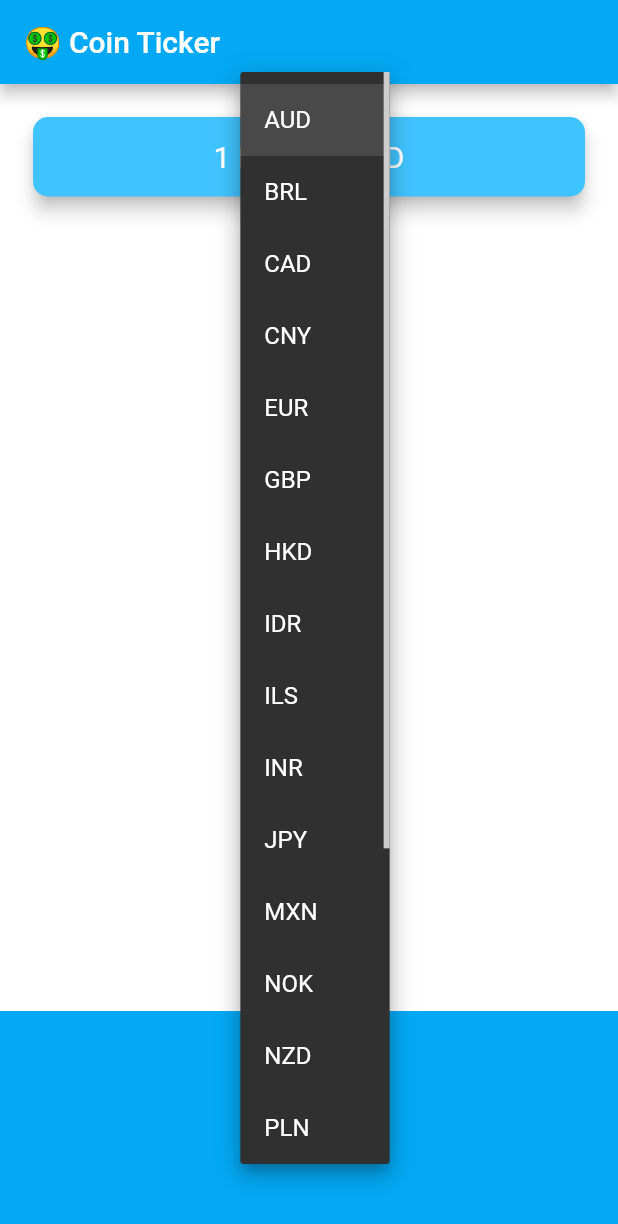
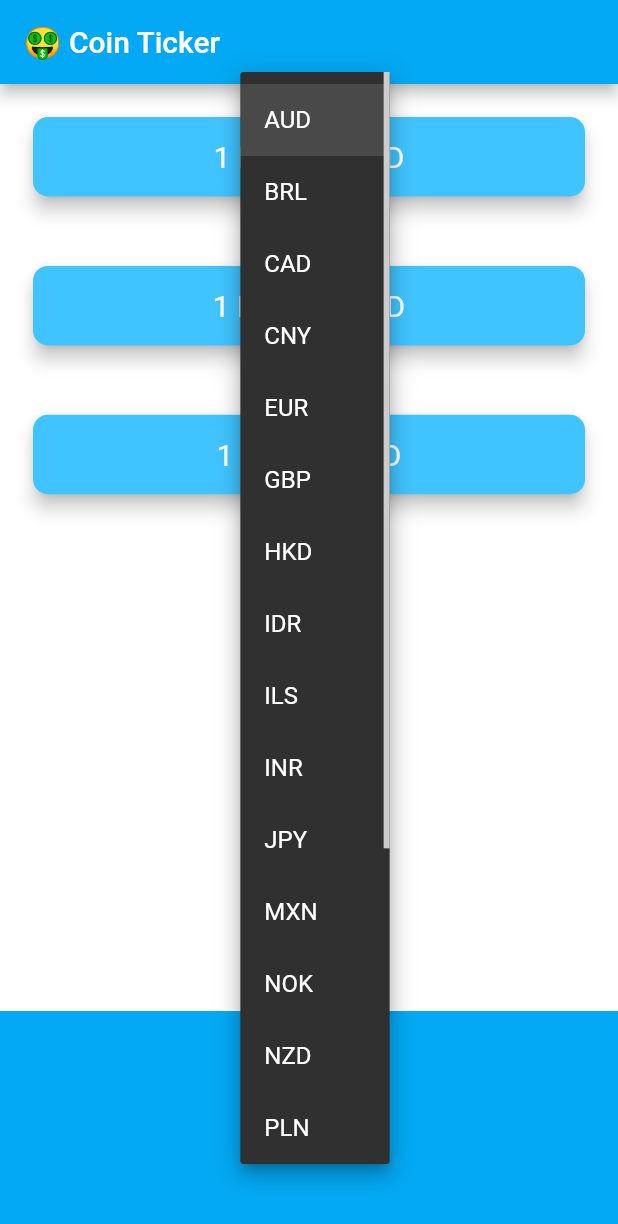
Before and after one commit to deepakDOTexe/bitcoin-ticker, a Flutter app: the screen it shows after launch, after a tap on "AUD", on a phone screen of 412 x 824 dp. Shown: the top 1224 px of the screen. Run offline on Flutter 3.47's test engine with Material 2 defaults, Android fonts, the phone set to English and light mode, and no system bars; missing offline and left inert: dart:ffi; network calls fail.

Commit message:
completed Gold Level Challenge

```diff
--- a/lib/coin_data.dart
+++ b/lib/coin_data.dart
@@ -1,3 +1,5 @@
+import 'dart:ffi';
+
 import 'package:http/http.dart' as http;
 import 'dart:convert';
 
@@ -38,13 +40,22 @@ const coinURL = 'https://rest.coinapi.io/v1/exchangerate';
 class CoinData {
 
   Future getCoinData(String currency) async{
-    String url = '$coinURL/BTC/$currency?apikey=$apiKey';
-    http.Response response =  await http.get(url);
-    if(response.statusCode == 200){
-      double exchangeRate = jsonDecode(response.body)['rate'];
-      return exchangeRate;
+    List<double> exchangeRateList;
+    http.Response response0 =  await http.get('$coinURL/${cryptoList[0]}/$currency?apikey=$apiKey');
+    http.Response response1 =  await http.get('$coinURL/${cryptoList[1]}/$currency?apikey=$apiKey');
+    http.Response response2 =  await http.get('$coinURL/${cryptoList[2]}/$currency?apikey=$apiKey');
+    if( response0.statusCode == 200 && response1.statusCode == 200 && response2.statusCode == 200 ){
+      double exchangeRate0 = jsonDecode(response0.body)['rate'];
+      double exchangeRate1 = jsonDecode(response1.body)['rate'];
+      double exchangeRate2 = jsonDecode(response2.body)['rate'];
+      exchangeRateList.add(exchangeRate0);
+      exchangeRateList.add(exchangeRate1);
+      exchangeRateList.add(exchangeRate2);
+      return exchangeRateList;
     } else {
-      print(response.statusCode);
+      print(response0.statusCode);
+      print(response1.statusCode);
+      print(response2.statusCode);
       throw 'Problem with the get request';
     }
   }
--- a/lib/price_screen.dart
+++ b/lib/price_screen.dart
@@ -11,7 +11,9 @@ class PriceScreen extends StatefulWidget {
 class _PriceScreenState extends State<PriceScreen> {
 
   String selectedCurrency = currenciesList[0];
-  String exchangeRate = '?';
+  String exchangeRate0 = '?';
+  String exchangeRate1 = '?';
+  String exchangeRate2 = '?';
 
   DropdownButton<String> androidDropDown(){
     List<DropdownMenuItem<String>> dropDownList = [];
@@ -66,9 +68,11 @@ class _PriceScreenState extends State<PriceScreen> {
   void getExchangeRate() async {
     try{
       CoinData coinData = CoinData();
-      double rateOfCoin = await coinData.getCoinData(selectedCurrency);
+      List<double> rateOfCoin = await coinData.getCoinData(selectedCurrency);
       setState(() {
-        exchangeRate = rateOfCoin.toStringAsFixed(0);
+        exchangeRate0 = rateOfCoin[0].toStringAsFixed(0);
+        exchangeRate1 = rateOfCoin[1].toStringAsFixed(0);
+        exchangeRate2 = rateOfCoin[2].toStringAsFixed(0);
       });
     } catch(e){
       print(e);
@@ -96,7 +100,7 @@ class _PriceScreenState extends State<PriceScreen> {
               child: Padding(
                 padding: EdgeInsets.symmetric(vertical: 15.0, horizontal: 28.0),
                 child: Text(
-                  '1 BTC = $exchangeRate $selectedCurrency',
+                  '1 BTC = $exchangeRate0 $selectedCurrency',
                   textAlign: TextAlign.center,
                   style: TextStyle(
                     fontSize: 20.0,
@@ -106,6 +110,49 @@ class _PriceScreenState extends State<PriceScreen> {
               ),
             ),
           ),
+          Padding(
+            padding: EdgeInsets.fromLTRB(18.0, 18.0, 18.0, 0),
+            child: Card(
+              color: Colors.lightBlueAccent,
+              elevation: 5.0,
+              shape: RoundedRectangleBorder(
+                borderRadius: BorderRadius.circular(10.0),
+              ),
+              child: Padding(
+                padding: EdgeInsets.symmetric(vertical: 15.0, horizontal: 28.0),
+                child: Text(
+                  '1 ${cryptoList[1]} = $exchangeRate1 $selectedCurrency',
+                  textAlign: TextAlign.center,
+                  style: TextStyle(
+                    fontSize: 20.0,
+                    color: Colors.white,
+                  ),
+                ),
+              ),
+            ),
+          ),
+          Padding(
+            padding: EdgeInsets.fromLTRB(18.0, 18.0, 18.0, 0),
+            child: Card(
+              color: Colors.lightBlueAccent,
+              elevation: 5.0,
+              shape: RoundedRectangleBorder(
+                borderRadius: BorderRadius.circular(10.0),
+              ),
+              child: Padding(
+                padding: EdgeInsets.symmetric(vertical: 15.0, horizontal: 28.0),
+                child: Text(
+                  '1 ${cryptoList[2]} = $exchangeRate2 $selectedCurrency',
+                  textAlign: TextAlign.center,
+                  style: TextStyle(
+                    fontSize: 20.0,
+                    color: Colors.white,
+                  ),
+                ),
+              ),
+            ),
+          ),
+          SizedBox(height: 300.0,),
           Container(
             height: 150.0,
             alignment: Alignment.center,
```
